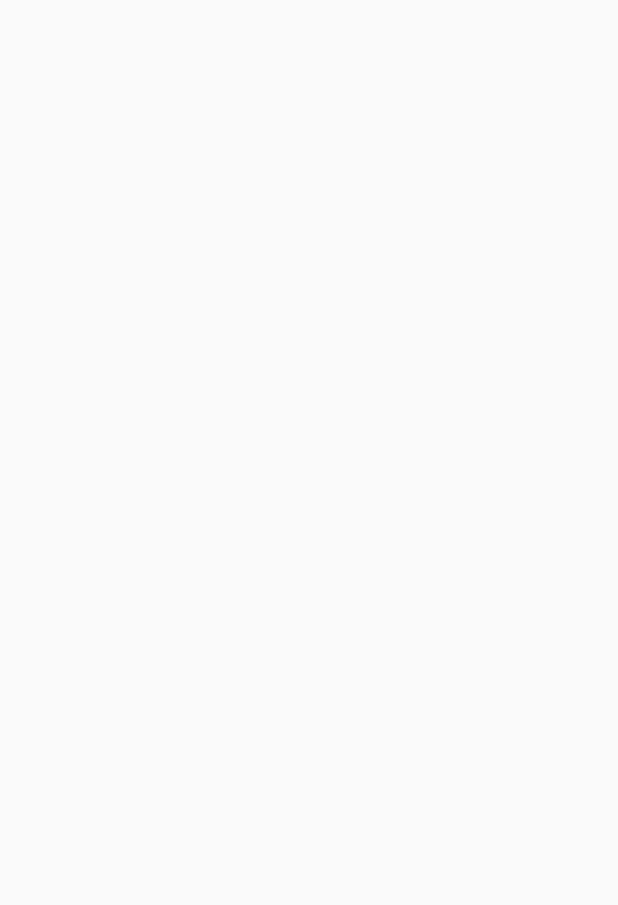
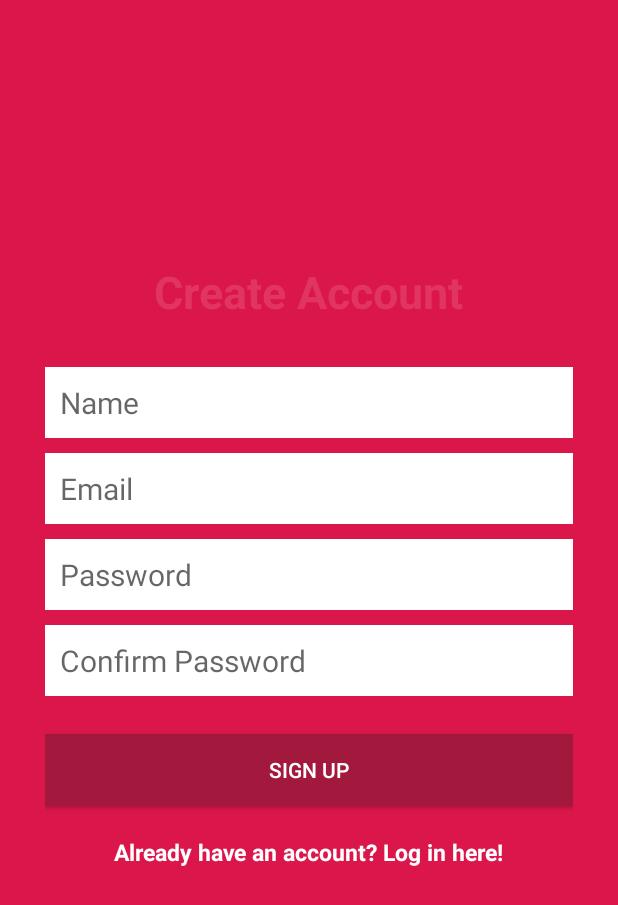
Before and after one commit to YomZsamora/ZumiEvents-Android, an Android app: the UserRegistrationActivity screen opened directly, with no data from a screen before it, on a phone screen of 412 x 824 dp. Before the commit the part shown is empty. Shown: the top 905 px of the screen. Run offline under Robolectric (Android 15) with nearby library versions, the phone set to English and light mode, and no system bars.

Commit message:
UserRegistrationActivity done.

```diff
--- a/app/build.gradle
+++ b/app/build.gradle
@@ -25,4 +25,5 @@ dependencies {
     testImplementation 'junit:junit:4.12'
     androidTestImplementation 'com.android.support.test:runner:1.0.2'
     androidTestImplementation 'com.android.support.test.espresso:espresso-core:3.0.2'
+    implementation 'com.jakewharton:butterknife:8.8.1'
 }
--- a/app/src/main/AndroidManifest.xml
+++ b/app/src/main/AndroidManifest.xml
@@ -20,10 +20,6 @@
         <activity
             android:name=".ui.UserRegistrationActivity"
             android:theme="@style/AppTheme.NoActionBar">
-            <intent-filter>
-                <action android:name="android.intent.action.MAIN" />
-                <category android:name="android.intent.category.LAUNCHER" />
-            </intent-filter>
         </activity>
     </application>
 
--- a/app/src/main/java/com/adzumi/zumievents/ui/MainActivity.java
+++ b/app/src/main/java/com/adzumi/zumievents/ui/MainActivity.java
@@ -1,15 +1,37 @@
 package com.adzumi.zumievents.ui;
 
+import android.content.Intent;
 import android.support.v7.app.AppCompatActivity;
 import android.os.Bundle;
+import android.view.View;
+import android.widget.TextView;
 
 import com.adzumi.zumievents.R;
 
-public class MainActivity extends AppCompatActivity {
+import butterknife.BindView;
+import butterknife.ButterKnife;
+
+public class MainActivity extends AppCompatActivity implements View.OnClickListener {
+
+    private TextView mRegisterTextView;
+//    @BindView(R.id.registerTextView) TextView mRegisterTextView;
 
     @Override
     protected void onCreate(Bundle savedInstanceState) {
         super.onCreate(savedInstanceState);
         setContentView(R.layout.activity_main);
+//        ButterKnife.bind(this);
+        mRegisterTextView = (TextView) findViewById(R.id.registerTextView);
+
+        mRegisterTextView.setOnClickListener(this);
+    }
+
+    @Override
+    public void onClick(View view){
+        if (view == mRegisterTextView) {
+            Intent intent = new Intent(MainActivity.this, UserRegistrationActivity.class);
+            startActivity(intent);
+            finish();
+        }
     }
 }
--- a/app/src/main/java/com/adzumi/zumievents/ui/UserRegistrationActivity.java
+++ b/app/src/main/java/com/adzumi/zumievents/ui/UserRegistrationActivity.java
@@ -1,15 +1,31 @@
 package com.adzumi.zumievents.ui;
 
+import android.content.Intent;
 import android.support.v7.app.AppCompatActivity;
 import android.os.Bundle;
+import android.view.View;
+import android.widget.TextView;
 
 import com.adzumi.zumievents.R;
 
-public class UserRegistrationActivity extends AppCompatActivity {
+public class UserRegistrationActivity extends AppCompatActivity implements View.OnClickListener {
+
+    private TextView mLoginuser;
 
     @Override
     protected void onCreate(Bundle savedInstanceState) {
         super.onCreate(savedInstanceState);
         setContentView(R.layout.activity_user_registration);
+
+        mLoginuser = (TextView) findViewById(R.id.loginTextView);
+        mLoginuser.setOnClickListener(this);
+    }
+
+    public void onClick(View view){
+        if(view == mLoginuser){
+            Intent intent = new Intent(UserRegistrationActivity.this, MainActivity.class);
+            startActivity(intent);
+            finish();
+        }
     }
 }
--- a/app/src/main/res/layout/activity_main.xml
+++ b/app/src/main/res/layout/activity_main.xml
@@ -53,15 +53,15 @@
             android:textColor="@color/colorWhite" />
 
         <TextView
+            android:id="@+id/registerTextView"
             android:layout_width="wrap_content"
             android:layout_height="wrap_content"
+            android:layout_gravity="center_horizontal"
             android:layout_marginTop="20dp"
+            android:text="Don't have an account? Sign up here!"
             android:textColor="@color/colorWhite"
-            android:textStyle="bold"
             android:textSize="15sp"
-            android:text="Don't have an account? Sign up here!"
-            android:id="@+id/registerTextView"
-            android:layout_gravity="center_horizontal" />
+            android:textStyle="bold" />
 
     </LinearLayout>
 
--- a/app/src/main/res/layout/activity_user_registration.xml
+++ b/app/src/main/res/layout/activity_user_registration.xml
@@ -1,9 +1,104 @@
 <?xml version="1.0" encoding="utf-8"?>
-<android.support.constraint.ConstraintLayout xmlns:android="http://schemas.android.com/apk/res/android"
-    xmlns:app="http://schemas.android.com/apk/res-auto"
+<RelativeLayout
+    xmlns:android="http://schemas.android.com/apk/res/android"
     xmlns:tools="http://schemas.android.com/tools"
     android:layout_width="match_parent"
     android:layout_height="match_parent"
-    tools:context=".ui.UserRegistrationActivity">
+    tools:context="com.adzumi.zumievents.ui.UserRegistrationActivity"
+    android:background="@color/colorPrimary">
 
-</android.support.constraint.ConstraintLayout>
+    <LinearLayout
+        android:orientation="vertical"
+        android:layout_width="match_parent"
+        android:layout_height="wrap_content"
+        android:padding="30dp"
+        android:layout_centerVertical="true"
+        android:layout_centerHorizontal="true"
+        android:id="@+id/linearLayout">
+
+        <EditText
+            android:id="@+id/nameEditText"
+            android:layout_width="match_parent"
+            android:layout_height="wrap_content"
+            android:background="@android:color/white"
+            android:hint="Name"
+            android:nextFocusDown="@+id/passwordEditText"
+            android:padding="10dp"
+            android:layout_marginBottom="10dp"
+            android:textColor="@android:color/black"
+            android:textSize="20sp" />
+
+        <EditText
+            android:id="@+id/emailEditText"
+            android:layout_width="match_parent"
+            android:layout_height="wrap_content"
+            android:background="@android:color/white"
+            android:hint="Email"
+            android:inputType="textEmailAddress"
+            android:nextFocusDown="@+id/passwordEditText"
+            android:padding="10dp"
+            android:layout_marginBottom="10dp"
+            android:textColor="@android:color/black"
+            android:textSize="20sp" />
+
+        <EditText
+            android:id="@+id/passwordEditText"
+            android:layout_width="match_parent"
+            android:layout_height="wrap_content"
+            android:background="@android:color/white"
+            android:hint="Password"
+            android:inputType="textPassword"
+            android:nextFocusDown="@+id/passwordEditText"
+            android:padding="10dp"
+            android:layout_marginBottom="10dp"
+            android:textColor="@android:color/black"
+            android:textSize="20sp" />
+
+        <EditText
+            android:id="@+id/confirmPasswordEditText"
+            android:layout_width="match_parent"
+            android:layout_height="wrap_content"
+            android:background="@android:color/white"
+            android:hint="Confirm Password"
+            android:inputType="textPassword"
+            android:nextFocusDown="@+id/passwordEditText"
+            android:padding="10dp"
+            android:layout_marginBottom="10dp"
+            android:textColor="@android:color/black"
+            android:textSize="20sp" />
+
+
+        <Button
+            android:id="@+id/createUserButton"
+            android:layout_width="match_parent"
+            android:layout_height="wrap_content"
+            android:padding="10dp"
+            android:text="Sign up"
+            android:background="@color/colorPrimaryDark"
+            android:layout_marginTop="15dp"
+            android:textColor="@color/colorWhite" />
+
+        <TextView
+            android:id="@+id/loginTextView"
+            android:layout_width="wrap_content"
+            android:layout_height="wrap_content"
+            android:layout_gravity="center_horizontal"
+            android:layout_marginTop="20dp"
+            android:text="Already have an account? Log in here!"
+            android:textColor="@color/colorWhite"
+            android:textSize="15sp"
+            android:textStyle="bold" />
+
+    </LinearLayout>
+
+    <TextView
+        android:layout_width="wrap_content"
+        android:layout_height="wrap_content"
+        android:text="Create Account"
+        android:textColor="@color/colorAccent"
+        android:textSize="30dp"
+        android:textStyle="bold"
+        android:layout_above="@+id/linearLayout"
+        android:layout_centerHorizontal="true" />
+
+</RelativeLayout>
```
